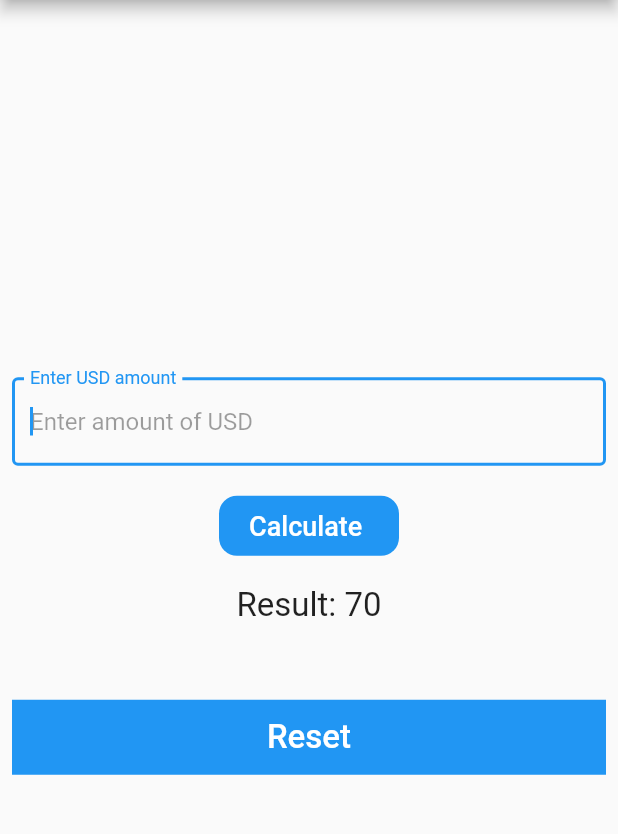
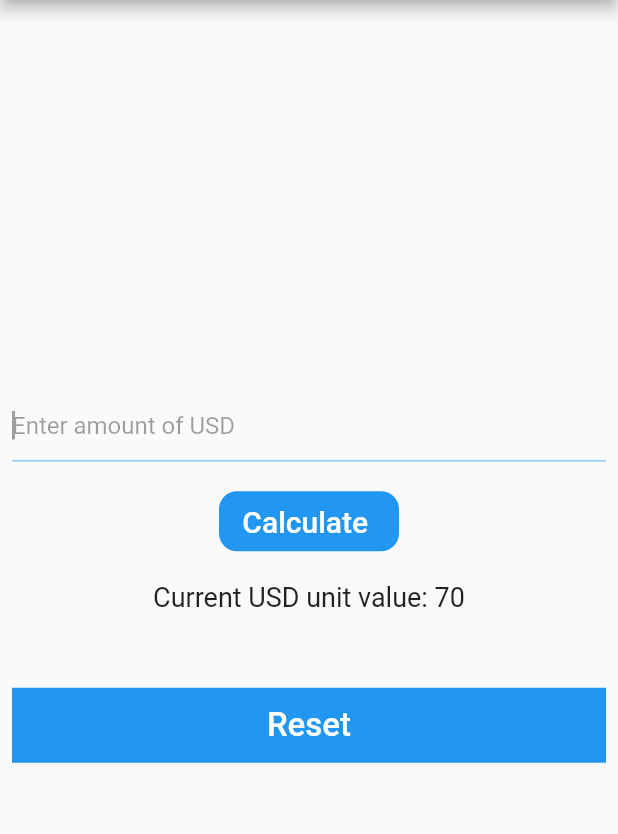
Before and after one commit to HeshmatGhaffariHadid/Calculator_App, a Flutter app: the screen it shows after launch, on a phone screen of 412 x 824 dp, the part 84-918 px from its top. Run offline on Flutter 3.47's test engine with Material 2 defaults, Android fonts, the phone set to English and light mode, and no system bars.

Commit message:
New features added Some bugs were solved

```diff
--- a/lib/main.dart
+++ b/lib/main.dart
@@ -17,6 +17,7 @@ class _MyAppState extends State<MyApp> {
   final myController = TextEditingController();
   int? usdAmount;
   int afghani = 70;
+  String note = 'Current USD unit value';
 
 
   @override
@@ -39,10 +40,19 @@ class _MyAppState extends State<MyApp> {
             mainAxisAlignment: MainAxisAlignment.center,
             children: [
               TextField(
+                controller: myController,
+                cursorColor: Colors.grey.shade500,
+                autocorrect: true,
+                enableSuggestions: true,
                 autofocus: true,
-                controller: myController,
                 decoration: const InputDecoration(
-                  labelText: 'Enter USD amount',
+                  focusedBorder:UnderlineInputBorder(
+                    borderSide: BorderSide(
+                      width: 0.5,
+                      color: Colors.blue,
+                  ),
+                  ),
+
                   focusColor: Colors.black26,
                   hintText: 'Enter amount of USD',
                   hintStyle: TextStyle(
@@ -65,6 +75,7 @@ class _MyAppState extends State<MyApp> {
                 onPressed: () {
                   setState(() {
                     afghani *= usdAmount!;
+                    note = 'Result';
                   });
                 },
                 child: Container(
@@ -79,7 +90,7 @@ class _MyAppState extends State<MyApp> {
                       'Calculate ',
                       style: TextStyle(
                         backgroundColor: Colors.blue,
-                        fontSize: 18,
+                        fontSize: 20,
                         color: Colors.white,
                       ),
                     ),
@@ -90,9 +101,9 @@ class _MyAppState extends State<MyApp> {
                 height: 12,
               ),
               Text(
-                'Result: $afghani',
+                '$note: $afghani',
                 style: TextStyle(
-                  fontSize: 22,
+                  fontSize: 18,
                 ),
               ),
               SizedBox(height: 50),
@@ -108,6 +119,7 @@ class _MyAppState extends State<MyApp> {
                   onPressed: (){
                     setState(() {
                       afghani = 70;
+                      note = 'Current USD unit value';
                     });
 
                 },),
```
